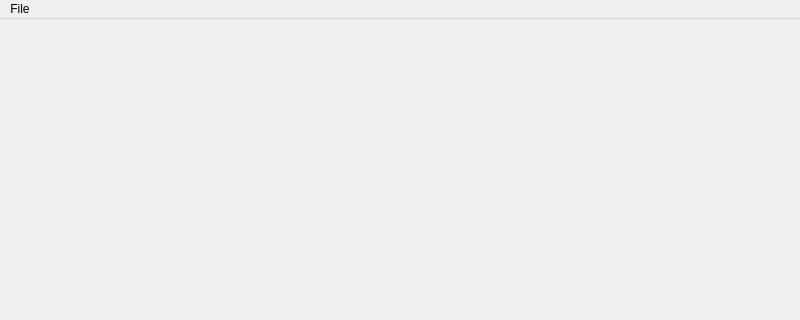
Qt form src/PK Creator/MainWindow.ui (Hary309/PKCreator) before a commit; both pictures show x 0 to 800 and y 0 to 320 of the 800 by 600 pixel window.
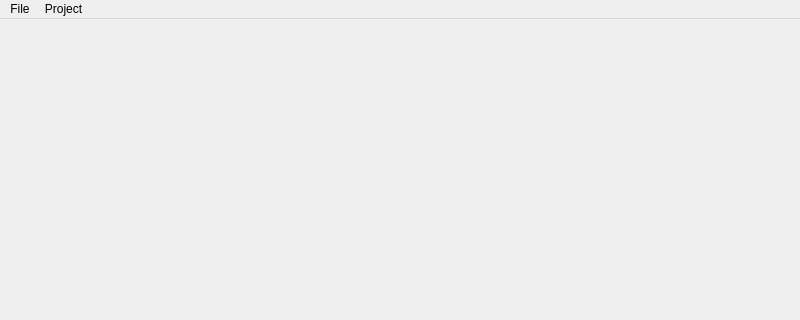
The same form after that commit.

Commit message: Added new actions to main window

What changed in the file:
```diff
--- a/src/PK Creator/MainWindow.ui
+++ b/src/PK Creator/MainWindow.ui
@@ -44,7 +44,16 @@
     <addaction name="separator"/>
     <addaction name="actionExit"/>
    </widget>
+   <widget class="QMenu" name="menuCode">
+    <property name="title">
+     <string>Project</string>
+    </property>
+    <addaction name="actionGenerateCode"/>
+    <addaction name="separator"/>
+    <addaction name="actionConfig"/>
+   </widget>
    <addaction name="menuFile"/>
+   <addaction name="menuCode"/>
   </widget>
   <action name="actionNewProject">
    <property name="text">
```
Left out of the diff: 19 changed lines with no effect on the pictures. The commit also changes 2 other files.
